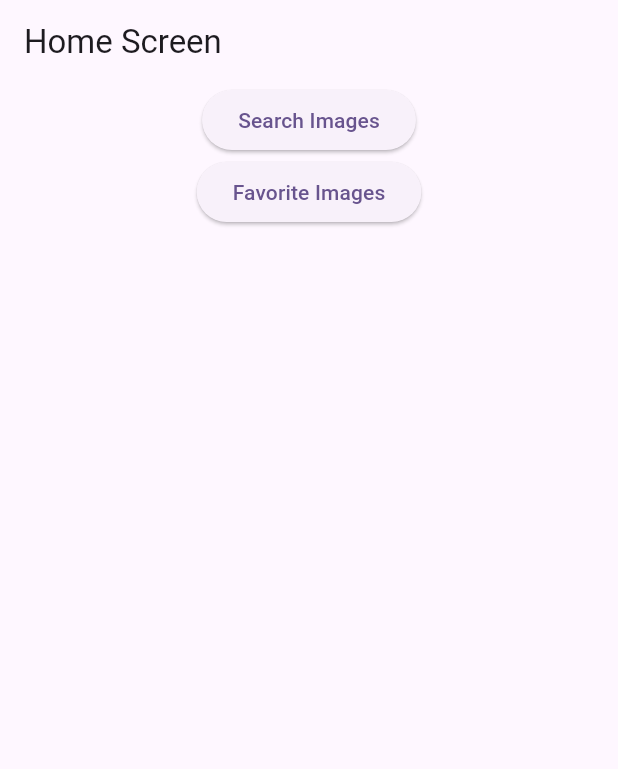
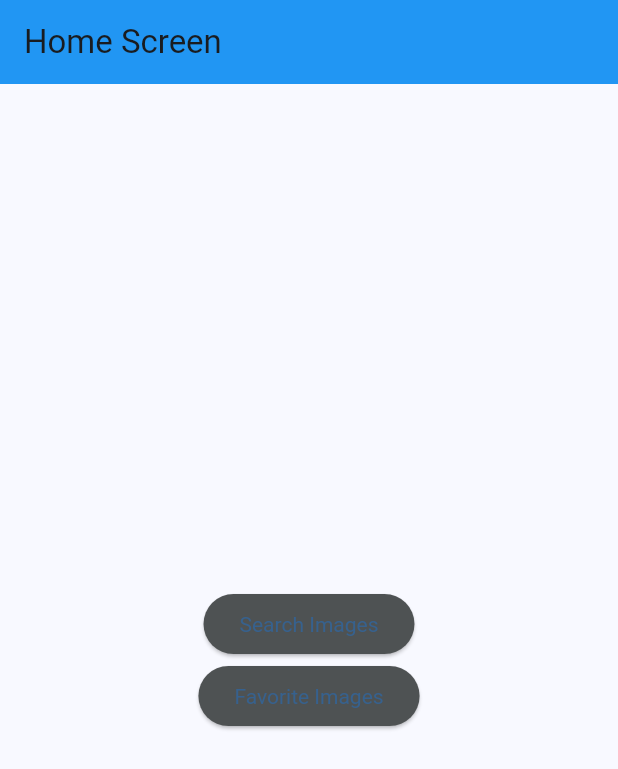
Before and after one commit to FlutterTim/flutter_gallery_app, a Flutter app: the screen it shows after launch, on a phone screen of 412 x 824 dp. Shown: the top 769 px of the screen. Run offline on Flutter 3.47's test engine with Material 3 defaults, Android fonts, the phone set to English and light mode, and no system bars; our stand-ins replace go_router; generated files the repository leaves out were written again.

Commit message:
feat: add theme

```diff
--- a/lib/main.dart
+++ b/lib/main.dart
@@ -1,5 +1,6 @@
 import 'package:flutter/material.dart';
 import 'package:flutter_gallery/routes.dart';
+import 'package:flutter_gallery/theme.dart';
 import 'package:flutter_localizations/flutter_localizations.dart';
 import 'package:flutter_gen/gen_l10n/app_localizations.dart';
 
@@ -13,6 +14,8 @@ class GalleryApp extends StatelessWidget {
   @override
   Widget build(BuildContext context) {
     return MaterialApp.router(
+      theme: lightTheme,
+      darkTheme: darkTheme,
       routerConfig: router,
       title: 'Gallery App',
       localizationsDelegates: const [
@@ -25,10 +28,6 @@ class GalleryApp extends StatelessWidget {
         Locale('en'),
         Locale('nl'),
       ],
-      theme: ThemeData(
-        colorScheme: ColorScheme.fromSeed(seedColor: Colors.deepPurple),
-        useMaterial3: true,
-      ),
     );
   }
 }
--- /dev/null
+++ b/lib/theme.dart
@@ -0,0 +1,43 @@
+import 'package:flutter/material.dart';
+
+ThemeData lightTheme = ThemeData(
+  brightness: Brightness.light,
+  useMaterial3: true,
+  textTheme: const TextTheme(
+    displayLarge: TextStyle(fontSize: 32, fontWeight: FontWeight.bold),
+    bodyLarge: TextStyle(fontSize: 18, color: Colors.black87),
+  ),
+  appBarTheme: const AppBarTheme(
+    color: Colors.blue,
+    iconTheme: IconThemeData(color: Colors.white),
+  ),
+  colorScheme: ColorScheme.fromSeed(
+    brightness: Brightness.light,
+    seedColor: Colors.blue,
+  ),
+);
+
+ThemeData darkTheme = ThemeData(
+    brightness: Brightness.dark,
+    useMaterial3: true,
+    textTheme: const TextTheme(
+      displayLarge: TextStyle(fontSize: 32, fontWeight: FontWeight.bold),
+      bodyLarge: TextStyle(fontSize: 18, color: Colors.white),
+    ),
+    appBarTheme: const AppBarTheme(
+      color: Colors.black,
+      iconTheme: IconThemeData(color: Colors.white),
+    ),
+    colorScheme: ColorScheme.fromSeed(
+      brightness: Brightness.dark,
+      seedColor: const Color(0x0038393b),
+    ),
+    elevatedButtonTheme: ElevatedButtonThemeData(
+      style: ButtonStyle(
+        backgroundColor: WidgetStateProperty.all<Color>(
+            const Color.fromARGB(255, 78, 82, 83)),
+        textStyle: WidgetStateProperty.all<TextStyle>(
+          const TextStyle(color: Colors.white),
+        ),
+      ),
+    ));
--- a/lib/ui/screens/home_screen.dart
+++ b/lib/ui/screens/home_screen.dart
@@ -18,6 +18,7 @@ class HomeScreen extends StatelessWidget {
       ),
       body: Center(
         child: Column(
+          mainAxisAlignment: MainAxisAlignment.center,
           children: [
             Button(
               onPressed: () => context.push(searchScreenRoute),
--- a/lib/ui/widgets/button.dart
+++ b/lib/ui/widgets/button.dart
@@ -1,4 +1,5 @@
 import 'package:flutter/material.dart';
+import 'package:flutter_gallery/theme.dart';
 
 class Button extends StatelessWidget {
   const Button({
@@ -14,6 +15,7 @@ class Button extends StatelessWidget {
   Widget build(BuildContext context) {
     return ElevatedButton(
       onPressed: onPressed,
+      style: darkTheme.elevatedButtonTheme.style,
       child: Text(buttonText),
     );
   }
```
